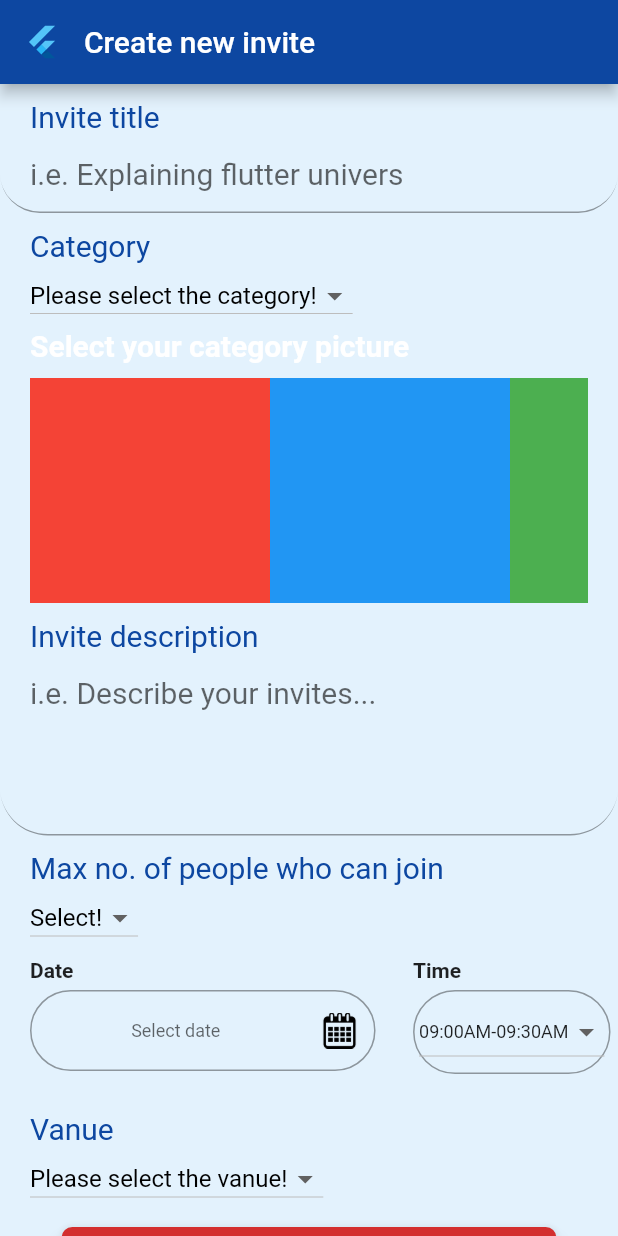
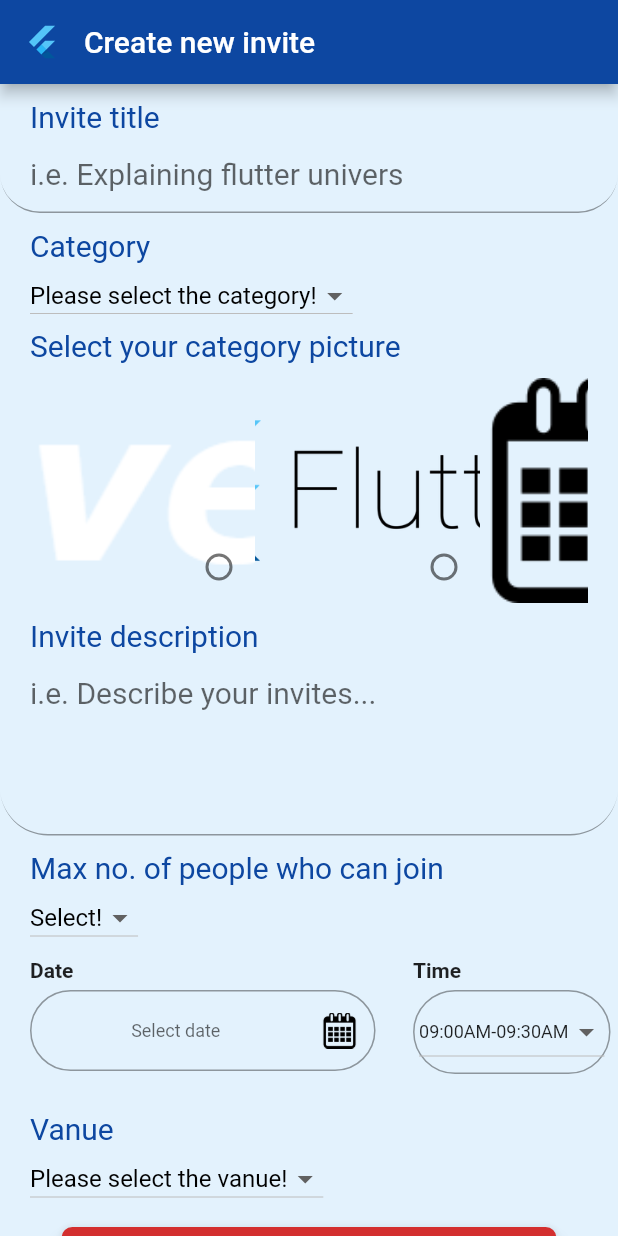
Before and after one commit to samjitanirudh/aaomilo, a Flutter app: the screen it shows after launch, on a phone screen of 412 x 824 dp. Run offline on Flutter 3.47's test engine with Material 2 defaults, Android fonts, the phone set to English and light mode, and no system bars; Roboto replaces fonts that are missing (Montserrat).

```diff
--- a/lib/presenter/loginPresenter.dart
+++ b/lib/presenter/loginPresenter.dart
@@ -1,5 +1,4 @@
 import 'package:flutter_meetup_login/viewmodel/LoginModel.dart';
-import 'package:flutter_meetup_login/views/login_screen.dart';
 
 class LoginPresenter {
   LoginCallbacks _callbacks;
--- a/lib/views/CreateInvite.dart
+++ b/lib/views/CreateInvite.dart
@@ -1,4 +1,5 @@
 import 'package:flutter/material.dart';
+import 'package:flutter_meetup_login/views/ImageListviewChecked.dart';
 
 class CreateInvite extends StatefulWidget {
   CreateInvite({Key key}) : super(key: key);
@@ -180,6 +181,13 @@ class _CreateInvite extends State<CreateInvite> {
       );
 
   categoryPictureSelectView() {
+
+    List<Product> imageList=new List<Product>();
+    imageList.add(new Product("assets/images/converge.png", 0,-1));
+    imageList.add(new Product("assets/images/flutterwithlogo.png", 1,-1));
+    imageList.add(new Product("assets/images/datepicker.png", 2,-1));
+    imageList.add(new Product("assets/images/converge.png", 3,-1));
+
     return new Container(
         margin: EdgeInsets.fromLTRB(20, 10, 20, 0),
         child: Column(
@@ -193,10 +201,7 @@ class _CreateInvite extends State<CreateInvite> {
                 children: <Widget>[
                   new Text(
                     "Select your category picture",
-                    style: new TextStyle(
-                        fontSize: 20,
-                        color: Colors.white,
-                        fontWeight: FontWeight.bold),
+                    style: textStyle,
                   )
                 ],
               ),
@@ -204,29 +209,11 @@ class _CreateInvite extends State<CreateInvite> {
             new Container(
               height: 150.0,
               child: ListView(
-                scrollDirection: Axis.horizontal,
-                children: <Widget>[
-                  Container(
-                    width: 160.0,
-                    color: Colors.red,
-                  ),
-                  Container(
-                    width: 160.0,
-                    color: Colors.blue,
-                  ),
-                  Container(
-                    width: 160.0,
-                    color: Colors.green,
-                  ),
-                  Container(
-                    width: 160.0,
-                    color: Colors.yellow,
-                  ),
-                  Container(
-                    width: 160.0,
-                    color: Colors.orange,
-                  ),
-                ],
+                  scrollDirection: Axis.horizontal,
+//                  padding: new EdgeInsets.symmetric(vertical: 8.0),
+                  children: imageList.map((Product product) {
+                    return new ImageListViewChecked(product);
+                  }).toList(),
               ),
             )
           ],
--- /dev/null
+++ b/lib/views/ImageListviewChecked.dart
@@ -0,0 +1,58 @@
+import 'package:flutter/material.dart';
+
+class ImageListViewChecked extends StatefulWidget {
+  final Product product;
+
+  ImageListViewChecked(Product product)
+      : product = product,
+        super(key: new ObjectKey(product));
+
+  @override
+  ImageListViewCheckedState createState() {
+    return new ImageListViewCheckedState(product);
+  }
+}
+
+class Product {
+  String categoryImage;
+  int isCheck;
+  int isGroup;
+
+  Product(this.categoryImage, this.isCheck,this.isGroup);
+}
+
+class ImageListViewCheckedState extends State<ImageListViewChecked> {
+  final Product product;
+  ImageListViewCheckedState(this.product);
+  int radioState=-1;
+  @override
+  Widget build(BuildContext context) {
+    return new Container(
+      height: 150,
+      width: 150,
+      decoration: BoxDecoration(
+        image: DecorationImage(
+          image: new AssetImage(product.categoryImage),
+          fit: BoxFit.cover,
+        ),
+      ),
+      alignment: Alignment(1, 1),
+      child:
+      new Radio(value: product.isCheck, groupValue: radioState, onChanged: _handleRadioValueChange1)
+//      new Checkbox(
+//          value: product.isCheck,
+//          onChanged: (bool value) {
+//            setState(() {
+//              product.isCheck = value;
+//            });
+//          }),
+    );
+  }
+
+  void _handleRadioValueChange1(int value) {
+    setState(() {
+      radioState = value;
+    });
+  }
+
+}
```
Also changed, not shown: lib/presenter/CreateInvitePresenter.dart (added, +42 -0 lines), lib/viewmodel/CreateInviteModel.dart (added, +82 -0 lines).
